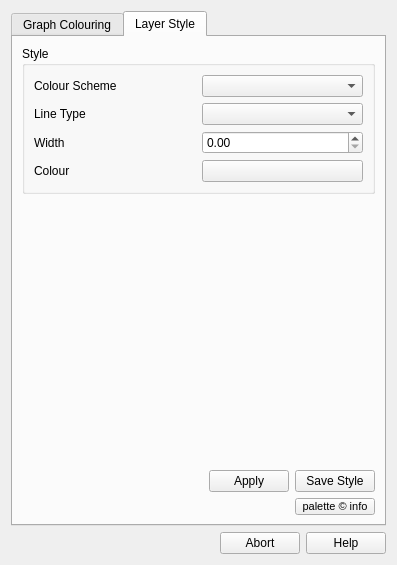
nyalldawson/topocolour, file colourtabs.ui: the form before one commit.
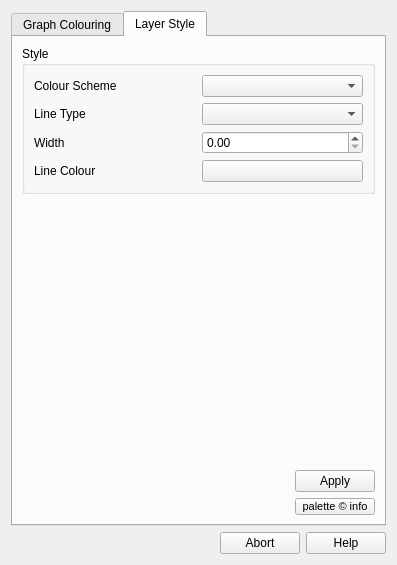
The form after the commit. The open tabs and pages were chosen to show the change.

Commit message: pretty much works except for line width/colour/style selection

What changed in the file:
```diff
--- a/colourtabs.ui
+++ b/colourtabs.ui
@@ -250,7 +250,7 @@
             <item>
              <widget class="QLabel" name="label_7" >
               <property name="text" >
-               <string>Colour</string>
+               <string>Line Colour</string>
               </property>
               <property name="buddy" >
                <cstring>lineColour</cstring>
@@ -307,13 +307,6 @@
            </property>
           </widget>
          </item>
-         <item>
-          <widget class="QPushButton" name="saveStyle" >
-           <property name="text" >
-            <string>Save Style</string>
-           </property>
-          </widget>
-         </item>
         </layout>
        </item>
        <item>
```
Left out of the diff: 3 changed lines with no effect on the pictures. The commit also changes 7 other files.
